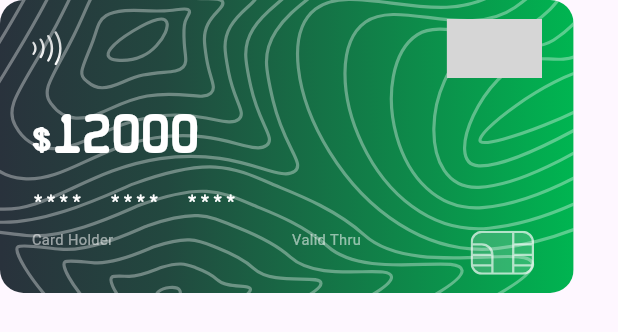
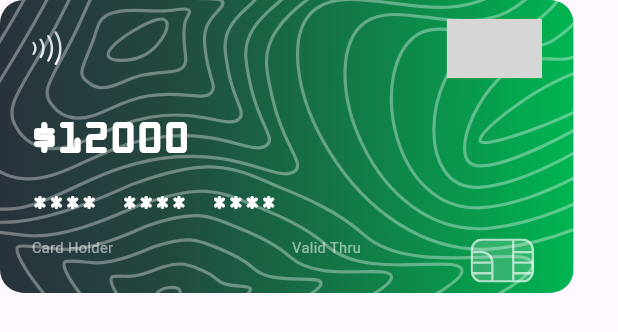
Before and after one commit to ShinasNajeerKoya/expenso_expense_tracker, a Flutter app: the CreditCardWidget widget shown alone on an empty page, opened directly with empty values, on a phone screen of 412 x 824 dp. Shown: the top 332 px of the screen. Run offline on Flutter 3.47's test engine with Material 3 defaults, Android fonts, the phone set to English and light mode, and no system bars; our stand-ins replace carousel_slider, drift, easy_localization, flutter_bloc, flutter_card_swiper, flutter_screenutil and 4 more; missing offline and left inert: build; accounts and stored records are empty; generated files the repository leaves out were written again; Roboto replaces fonts that are missing (Anta); project files that could hold a hidden picture were left out; grey boxes are pictures that could not be loaded.

Commit message:
-- new credit card font updated

```diff
--- a/lib/config/font_manager/font_manager.dart
+++ b/lib/config/font_manager/font_manager.dart
@@ -14,7 +14,7 @@ class FontManager {
 
   TextStyle regular(double fontSize, {Color? color}) {
     return TextStyle(
-      fontFamily: AppFonts.creditCard,
+      fontFamily: AppFonts.creditCardNew,
       fontSize: fontSize,
       color: color,
       fontWeight: FontWeight.normal,
@@ -23,7 +23,7 @@ class FontManager {
 
   TextStyle bold(double fontSize, {Color? color}) {
     return TextStyle(
-      fontFamily: AppFonts.creditCard,
+      fontFamily: AppFonts.creditCardNew,
       fontSize: fontSize,
       color: color,
       fontWeight: FontWeight.bold,
@@ -32,7 +32,7 @@ class FontManager {
 
   TextStyle italic(double fontSize, {Color? color}) {
     return TextStyle(
-      fontFamily: AppFonts.creditCard,
+      fontFamily: AppFonts.creditCardNew,
       fontSize: fontSize,
       color: color,
       fontStyle: FontStyle.italic,
--- a/lib/config/font_manager/font_styles.dart
+++ b/lib/config/font_manager/font_styles.dart
@@ -9,7 +9,7 @@ extension FontStyles on TextStyle {
       FontStyle style = FontStyle.normal,
       double? letterSpacing}) {
     return TextStyle(
-      fontFamily: AppFonts.creditCard,
+      fontFamily: AppFonts.creditCardNew,
       fontSize: size,
       color: color,
       fontWeight: weight,
--- a/lib/config/themes/fonts.dart
+++ b/lib/config/themes/fonts.dart
@@ -2,6 +2,7 @@
 
 class AppFonts {
   static const String creditCard = 'credit card';
+  static const String creditCardNew = 'credit card new';
 }
 
 class FontSizes {
--- a/lib/presentation/home/pages/home_page.dart
+++ b/lib/presentation/home/pages/home_page.dart
@@ -385,28 +385,28 @@ class CreditCardWidget extends StatelessWidget {
                     ),
                   ],
                 ),
-                verticalMargin24,
+                verticalMargin20,
                 Text(
                   "\$12000",
                   // titilliumWeb , exo2, saira
                   style: FontStyles.creditCard(
                     color: Colors.white,
-                    size: 24.sp,
+                    size: 30.sp,
+                    letterSpacing: 2,
+
                     // fontWeight: FontWeight.normal,
                   ),
                 ),
-                verticalMargin16,
+                verticalMargin12,
                 Text(
                   "****  ****  ****  $cardNumber",
                   style: FontStyles.creditCard(
                     color: Colors.white,
-                    size: 12.sp,
-                    letterSpacing: 2,
+                    size: 16.sp,
+                    letterSpacing: 3,
                   ),
                 ),
-                SizedBox(
-                  height: 12.h,
-                ),
+                verticalMargin12,
                 Row(
                   mainAxisAlignment: MainAxisAlignment.spaceBetween,
                   children: [
--- a/pubspec.yaml
+++ b/pubspec.yaml
@@ -84,6 +84,10 @@ flutter:
       fonts:
         - asset: assets/fonts/credit_card.ttf
 
+    - family: credit card new
+      fonts:
+        - asset: assets/fonts/Kredit_Back.otf
+
 
 
 
```
Also changed, not shown: assets/fonts/Kredit_Back.otf (added).
